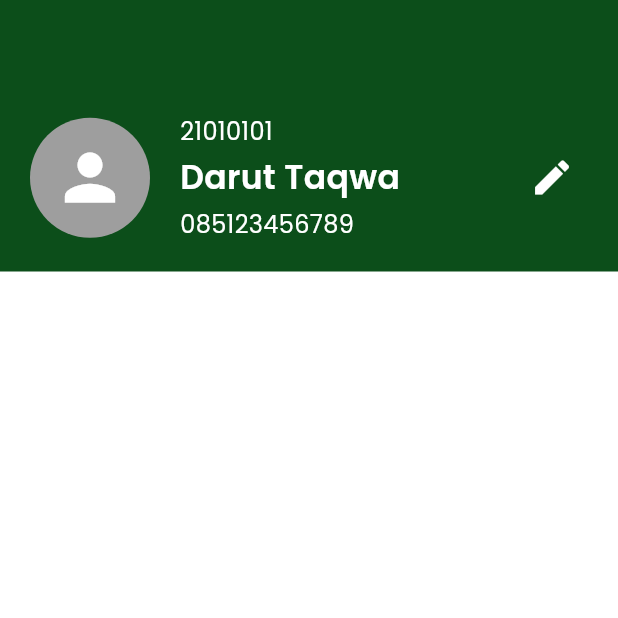
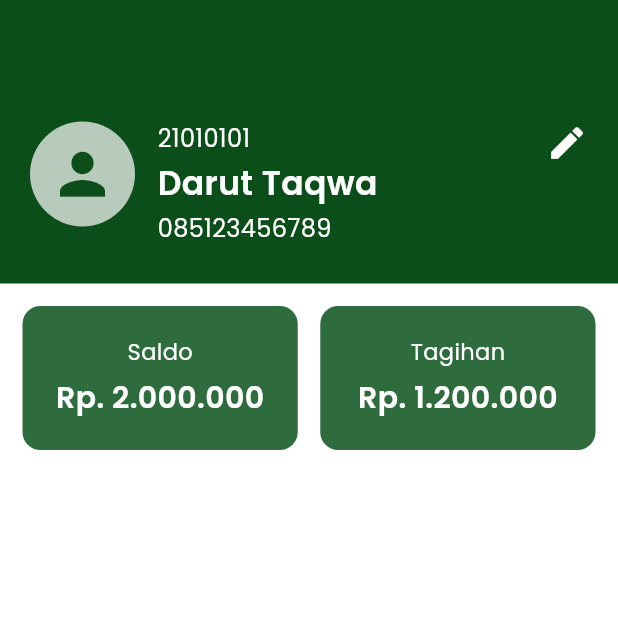
Before and after one commit to danavaaa/ngalah_mobile, a Flutter app: the SisdaDashboardScreen screen opened directly, on a phone screen of 412 x 824 dp, the top half of it. Run offline on Flutter 3.47's test engine with Material 3 defaults, Android fonts, the phone set to English and light mode, and no system bars; our stand-ins replace another_flushbar, dio, flutter_svg, shared_preferences; accounts and stored records are empty.

Commit message:
card saldo dan tagihan

```diff
--- a/lib/ui/screens/sisda_dashboard_screen.dart
+++ b/lib/ui/screens/sisda_dashboard_screen.dart
@@ -5,70 +5,129 @@
 
   @override
   Widget build(BuildContext context) {
-    final green = const Color(0xFF0C4E1A);
-
-    // Data Dummy profil
-    const String nis = "21010101";
-    const String namaSantri = "Darut Taqwa";
-    const String nomorWa = "085123456789";
+    const green = Color(0xFF0C4E1A);
 
     return Scaffold(
       backgroundColor: Colors.white,
-      appBar: AppBar(backgroundColor: green),
+
+      // AppBar
+      appBar: AppBar(
+        backgroundColor: green,
+        elevation: 0,
+        foregroundColor: Colors.white,
+      ),
 
       body: Column(
         children: [
-          // HEADER PROFIL SISDA
+          //   HEADER
           Container(
             width: double.infinity,
-            padding: const EdgeInsets.all(20),
+            padding: const EdgeInsets.symmetric(horizontal: 20, vertical: 25),
             color: green,
             child: Row(
-              crossAxisAlignment: CrossAxisAlignment.center,
+              crossAxisAlignment: CrossAxisAlignment.start,
               children: [
-                // Foto profil dummy
                 const CircleAvatar(
-                  radius: 40,
-                  child: Icon(Icons.person, size: 50, color: Colors.white),
-                  backgroundColor: Colors.grey,
+                  radius: 35,
+                  backgroundColor: Colors.white70,
+                  child: Icon(Icons.person, size: 45, color: green),
                 ),
-                const SizedBox(width: 20),
+                const SizedBox(width: 15),
 
-                // Data Santri
-                Expanded(
-                  child: Column(
+                Column(
                   crossAxisAlignment: CrossAxisAlignment.start,
                   children: const [
                     Text(
-                        nis,
+                      "21010101",
                       style: TextStyle(color: Colors.white, fontSize: 16),
                     ),
-                      SizedBox(height: 4),
+                    SizedBox(height: 3),
                     Text(
-                        namaSantri,
+                      "Darut Taqwa",
                       style: TextStyle(
                         color: Colors.white,
                         fontSize: 22,
                         fontWeight: FontWeight.bold,
                       ),
                     ),
-                      SizedBox(height: 4),
+                    SizedBox(height: 3),
                     Text(
-                        nomorWa,
+                      "085123456789",
                       style: TextStyle(color: Colors.white, fontSize: 16),
                     ),
                   ],
                 ),
+
+                const Spacer(),
+                const Icon(Icons.edit, color: Colors.white, size: 28),
+              ],
+            ),
           ),
 
-                // Icon Edit
-                IconButton(
-                  onPressed: () {},
-                  icon: const Icon(Icons.edit, color: Colors.white, size: 30),
+          // CARD SALDO & TAGIHAN
+          Row(
+            children: [
+              // SALDO
+              Expanded(
+                child: Container(
+                  margin: const EdgeInsets.only(top: 15, left: 15, right: 7.5),
+                  padding: const EdgeInsets.symmetric(vertical: 20),
+                  decoration: BoxDecoration(
+                    color: const Color(0xFF2E6C3E),
+                    borderRadius: BorderRadius.circular(12),
+                  ),
+                  child: Column(
+                    children: const [
+                      Text(
+                        "Saldo",
+                        style: TextStyle(color: Colors.white, fontSize: 15),
+                      ),
+                      SizedBox(height: 6),
+                      Text(
+                        "Rp. 2.000.000",
+                        style: TextStyle(
+                          color: Colors.white,
+                          fontSize: 20,
+                          fontWeight: FontWeight.bold,
+                        ),
                       ),
                     ],
                   ),
                 ),
+              ),
+
+              // TAGIHAN
+              Expanded(
+                child: Container(
+                  margin: const EdgeInsets.only(top: 15, right: 15, left: 7.5),
+                  padding: const EdgeInsets.symmetric(vertical: 20),
+                  decoration: BoxDecoration(
+                    color: const Color(0xFF2E6C3E),
+                    borderRadius: BorderRadius.circular(12),
+                  ),
+                  child: Column(
+                    children: const [
+                      Text(
+                        "Tagihan",
+                        style: TextStyle(color: Colors.white, fontSize: 15),
+                      ),
+                      SizedBox(height: 6),
+                      Text(
+                        "Rp. 1.200.000",
+                        style: TextStyle(
+                          color: Colors.white,
+                          fontSize: 20,
+                          fontWeight: FontWeight.bold,
+                        ),
+                      ),
+                    ],
+                  ),
+                ),
+              ),
+            ],
+          ),
+
+          const SizedBox(height: 20),
         ],
       ),
     );
```
Lines whose indentation alone changed are shown as unchanged.
